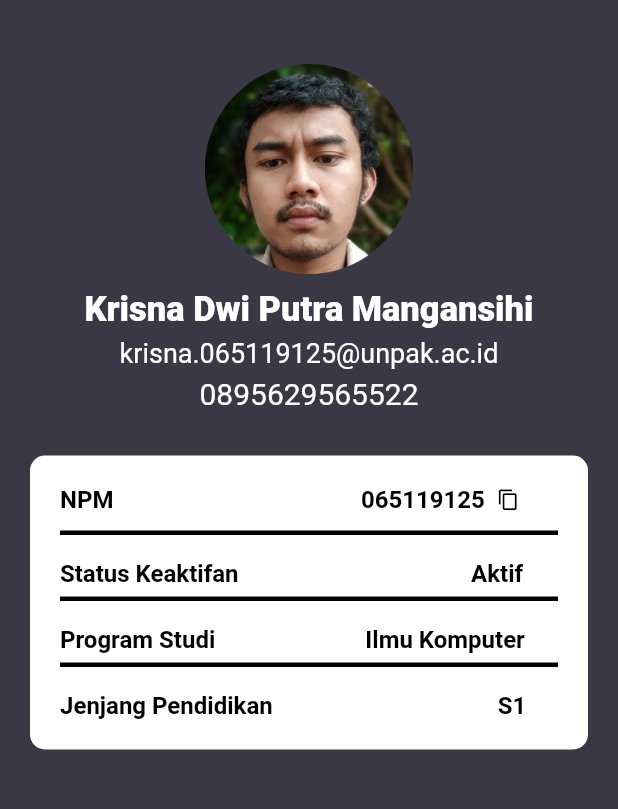
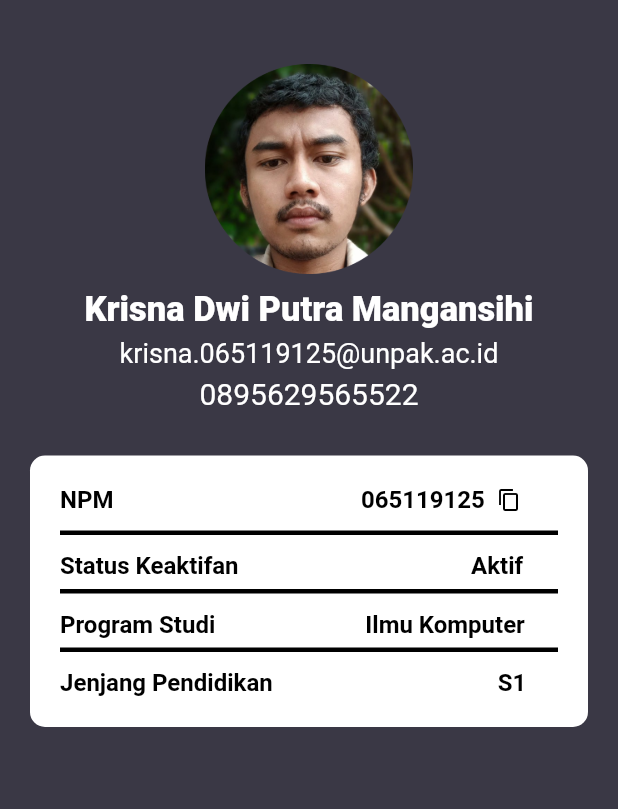
Before and after one commit to krisnamangensihi/Mobpro, a Flutter app: the screen it shows after launch, on a phone screen of 412 x 824 dp, the part 68-877 px from its top. Run offline on Flutter 3.47's test engine with Material 2 defaults, Android fonts, the light colour scheme and no system bars.

Commit message:
belum selesai

```diff
--- a/profile/lib/main.dart
+++ b/profile/lib/main.dart
@@ -111,7 +111,7 @@ class MyApp extends StatelessWidget {
                           SizedBox(width: 8),
                           Icon(
                             Icons.copy,
-                            size: 15,
+                            size: 16,
                             color: Colors.black,
                           ),
                         ],
@@ -126,7 +126,7 @@ class MyApp extends StatelessWidget {
                         endIndent: 0,
                         color: Colors.black,
                       ),
-                      SizedBox(height: 10),
+                      SizedBox(height: 5),
                       Row(
                         children: [
                           Text('Status Keaktifan',
@@ -153,7 +153,7 @@ class MyApp extends StatelessWidget {
                         endIndent: 0,
                         color: Colors.black,
                       ),
-                      SizedBox(height: 10),
+                      SizedBox(height: 5),
                       Row(
                         children: [
                           Text(
@@ -182,7 +182,7 @@ class MyApp extends StatelessWidget {
                         endIndent: 0,
                         color: Colors.black,
                       ),
-                      SizedBox(height: 10),
+                      SizedBox(height: 5),
                       Row(
                         children: [
                           Text(
@@ -203,7 +203,7 @@ class MyApp extends StatelessWidget {
                             ),
                           ),
                         ],
-                      )
+                      ),
                     ],
                   ),
                 )
```
